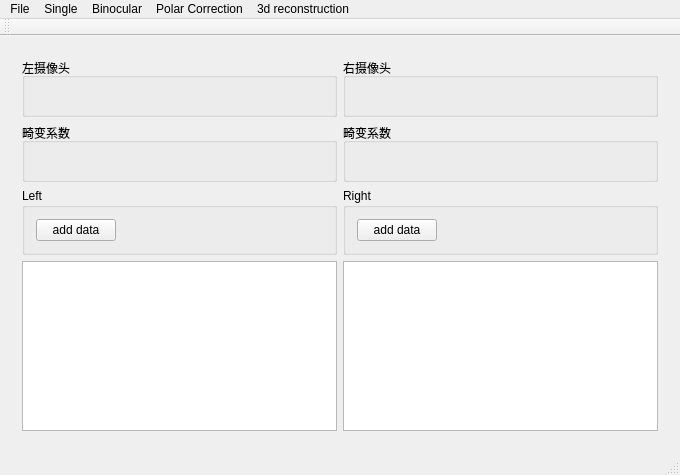
cooljiansir/3dreconstruction, file mainwindow.ui: the form before one commit.
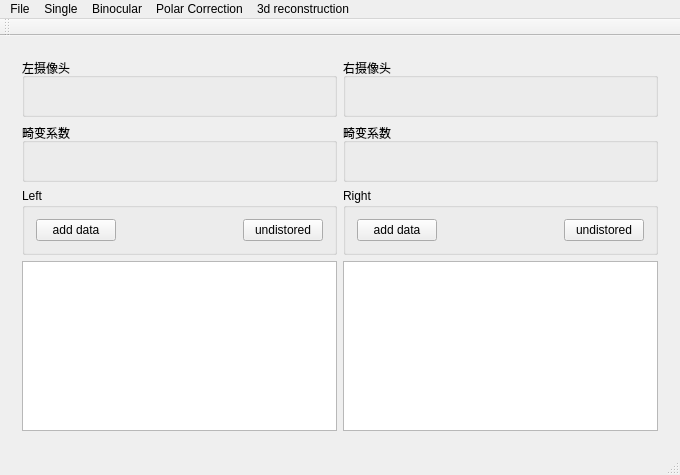
The form after the commit. The open tabs and pages were chosen to show the change. Icons and pictures are not drawn.

```diff
--- a/mainwindow.ui
+++ b/mainwindow.ui
@@ -121,7 +121,7 @@
             <property name="title">
              <string>Left</string>
             </property>
-            <layout class="QHBoxLayout" name="horizontalLayout_3" stretch="1,9">
+            <layout class="QHBoxLayout" name="horizontalLayout_3" stretch="1,9,0">
              <item>
               <widget class="QPushButton" name="adddataBut">
                <property name="text">
@@ -142,6 +142,13 @@
                </property>
               </spacer>
              </item>
+             <item>
+              <widget class="QPushButton" name="leftUndistored">
+               <property name="text">
+                <string>undistored</string>
+               </property>
+              </widget>
+             </item>
             </layout>
            </widget>
           </item>
@@ -150,7 +157,7 @@
             <property name="title">
              <string>Right</string>
             </property>
-            <layout class="QHBoxLayout" name="horizontalLayout_6" stretch="1,9">
+            <layout class="QHBoxLayout" name="horizontalLayout_6" stretch="1,9,0">
              <item>
               <widget class="QPushButton" name="rightAddData">
                <property name="text">
@@ -171,6 +178,13 @@
                </property>
               </spacer>
              </item>
+             <item>
+              <widget class="QPushButton" name="rightUndistored">
+               <property name="text">
+                <string>undistored</string>
+               </property>
+              </widget>
+             </item>
             </layout>
            </widget>
           </item>
```
Left out of the diff: 7 changed lines with no effect on the pictures.
